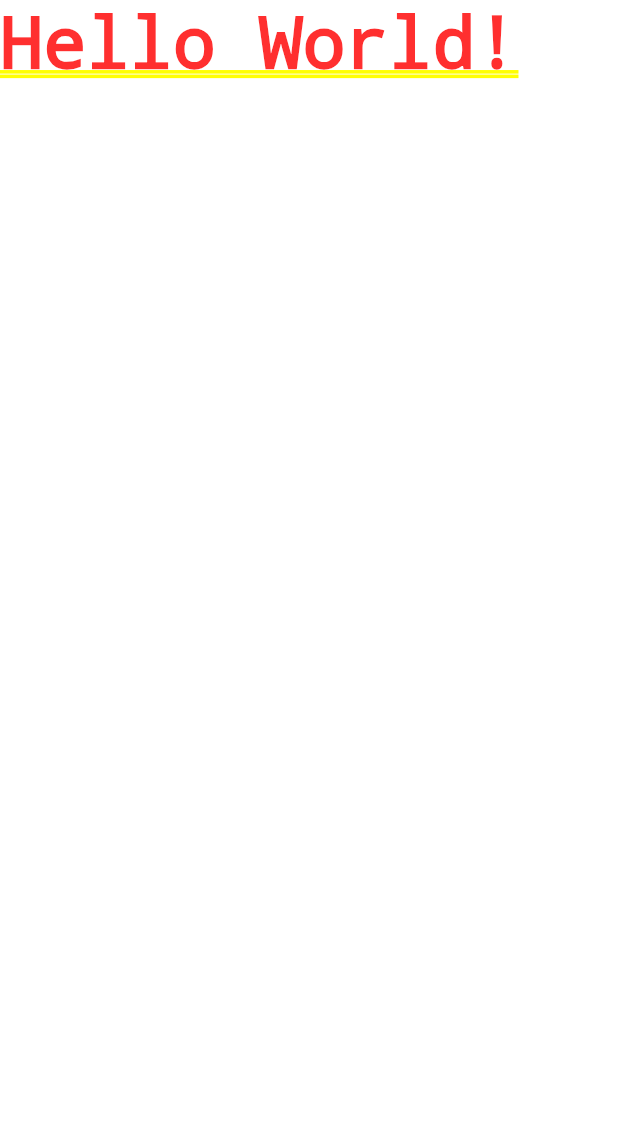
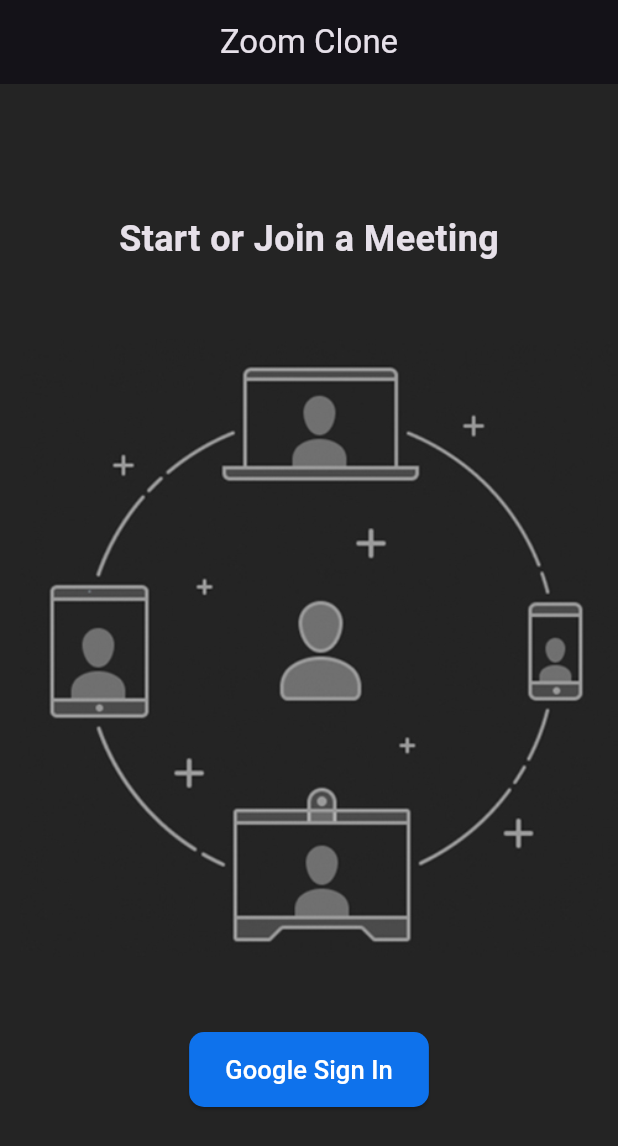
Before and after one commit to Nostalgia3102/Zoom-Clione-Flutter, a Flutter app: the screen it shows after launch, on a phone screen of 412 x 824 dp. Shown: the top 1146 px of the screen. Run offline on Flutter 3.47's test engine with Material 3 defaults, Android fonts, the phone set to English and light mode, and no system bars.

Commit message:
Login Screen UI - Done

```diff
--- a/lib/main.dart
+++ b/lib/main.dart
@@ -1,4 +1,6 @@
 import 'package:flutter/material.dart';
+import 'package:zoom_clone/screens/login_screen.dart';
+import 'package:zoom_clone/utils/colors.dart';
 
 void main(){
   runApp(const MyApp());
@@ -11,10 +13,13 @@ class MyApp extends StatelessWidget {
   Widget build(BuildContext context) {
     return MaterialApp(
       title: 'Zoom Clone App',
-      theme: ThemeData(
-        primarySwatch: Colors.blue,
-      ),
-      home: const Text("Hello World!"),
+      theme: ThemeData.dark().copyWith(
+        scaffoldBackgroundColor: backgroundColor,
+        ),
+      routes: {
+        '/login' : (context) => const LoginScreen(),
+      },
+      home: const LoginScreen(),
     );
   }
 }
--- /dev/null
+++ b/lib/screens/login_screen.dart
@@ -0,0 +1,34 @@
+import 'package:flutter/material.dart';
+import 'package:zoom_clone/widgets/custom_button.dart';
+
+class LoginScreen extends StatefulWidget {
+  const LoginScreen({super.key});
+
+  @override
+  State<LoginScreen> createState() => _LoginScreenState();
+}
+
+class _LoginScreenState extends State<LoginScreen> {
+  @override
+  Widget build(BuildContext context) {
+    return Scaffold(
+      appBar: AppBar(
+        title: const Text("Zoom Clone"),
+        centerTitle: true,
+      ),
+      body: Column(
+        mainAxisAlignment: MainAxisAlignment.center,
+        children: [
+          const Text("Start or Join a Meeting", style: TextStyle(
+            fontWeight: FontWeight.bold,
+            fontSize: 24
+          ),),
+          const SizedBox(height: 50,),
+          Image.asset("assets/images/onboarding.jpg"),
+          const SizedBox(height: 50,),
+          CustomButton(text: "Google Sign In", onPressed: (){})
+        ],
+      ),
+    );
+  }
+}
--- /dev/null
+++ b/lib/widgets/custom_button.dart
@@ -0,0 +1,23 @@
+import 'package:flutter/material.dart';
+import 'package:zoom_clone/utils/colors.dart';
+
+class CustomButton extends StatelessWidget {
+  final String text;
+  final VoidCallback onPressed;
+  const CustomButton({super.key, required this.text, required this.onPressed});
+
+  @override
+  Widget build(BuildContext context) {
+    return ElevatedButton(
+      onPressed: onPressed,
+    style: ElevatedButton.styleFrom(
+      backgroundColor: buttonColor,
+      minimumSize: const Size(100, 50),
+      shape: RoundedRectangleBorder(borderRadius: BorderRadius.circular(10))
+    ),
+    child: Text(text, style: const TextStyle(
+      color: Colors.white,
+    fontSize: 17,
+    ),));
+  }
+}
--- a/pubspec.yaml
+++ b/pubspec.yaml
@@ -59,8 +59,8 @@ flutter:
   uses-material-design: true
 
   # To add assets to your application, add an assets section, like this:
-  # assets:
-  #   - images/a_dot_burr.jpeg
+  assets:
+    - assets/images/
   #   - images/a_dot_ham.jpeg
 
   # An image asset can refer to one or more resolution-specific "variants", see
```
Also changed, not shown: assets/images/onboarding.jpg (added).
